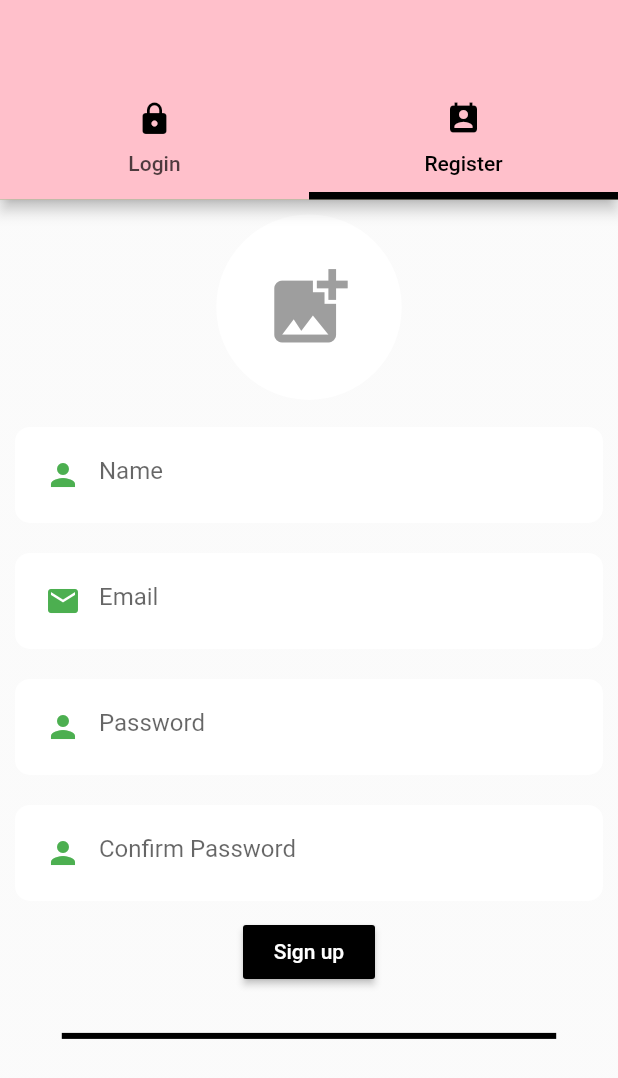
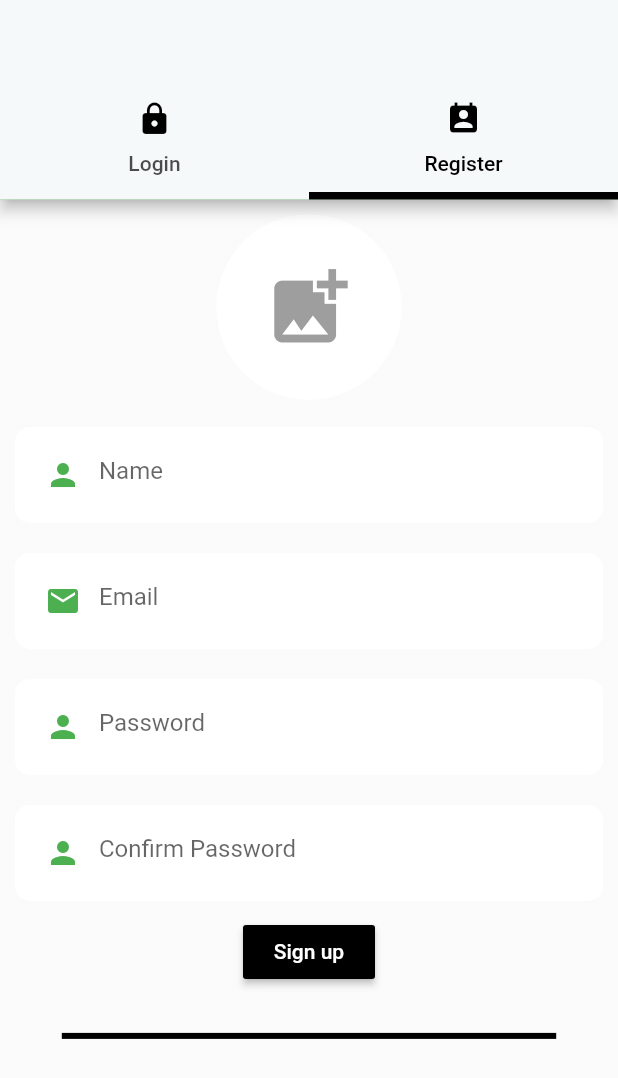
Before and after one commit to Marg8/dm_app, a Flutter app: the screen it shows after launch, tab 2 chosen, on a phone screen of 412 x 824 dp. Shown: the top 1078 px of the screen. Run offline on Flutter 3.47's test engine with Material 2 defaults, Android fonts, the phone set to English and light mode, and no system bars; our stand-ins replace cloud_firestore, firebase_auth, firebase_storage, fluttertoast, image_picker, shared_preferences; accounts and stored records are empty.

Commit message:
Version Final 1

```diff
--- a/lib/Store/storehome.dart
+++ b/lib/Store/storehome.dart
@@ -25,7 +25,7 @@ class StoreHome extends StatefulWidget {
 }
 
 //Color Theme
-int theme = 0xffffC0CB;
+int theme = 0xffF5F9F9;
 
 class _StoreHomeState extends State<StoreHome> {
   @override
```
